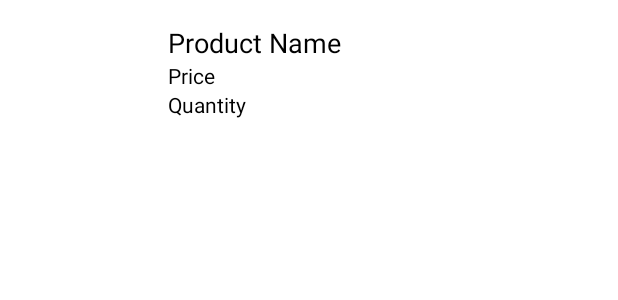
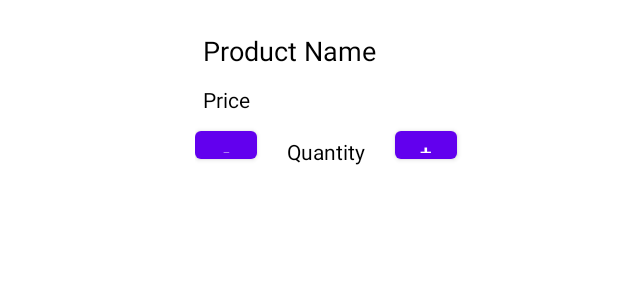
Before and after one commit to dieutrinh28/doan-mobile-java, an Android app: the layout cartview.xml on its own in the app's theme, with its tools: preview values and no code run, on a phone screen of 412 x 824 dp. Shown: the top 300 px of the screen. Run offline under Robolectric (Android 15) with nearby library versions, the phone set to English and light mode, and no system bars.

Commit message:
create decrease and increase button to change quantity of the item

```diff
--- a/app/src/main/res/layout/activity_cart_page.xml
+++ b/app/src/main/res/layout/activity_cart_page.xml
@@ -5,7 +5,7 @@
     xmlns:tools="http://schemas.android.com/tools"
     android:layout_width="match_parent"
     android:layout_height="match_parent"
-    android:numColumns="auto_fit"
+    android:numColumns="1"
     android:background="#D38080"
     tools:context=".CartPage">
 
--- a/app/src/main/res/layout/cartview.xml
+++ b/app/src/main/res/layout/cartview.xml
@@ -6,14 +6,13 @@
 
     <ImageView
         android:id="@+id/imageView_cart"
-        android:layout_width="80dp"
-        android:layout_height="80dp"
-        android:scaleType="centerCrop"
-         />
+        android:layout_width="98dp"
+        android:layout_height="94dp"
+        android:scaleType="centerCrop" />
 
     <LinearLayout
         android:layout_width="0dp"
-        android:layout_height="wrap_content"
+        android:layout_height="96dp"
         android:layout_weight="1"
         android:gravity="center_vertical"
         android:orientation="vertical"
@@ -25,6 +24,7 @@
             android:layout_width="wrap_content"
             android:layout_height="wrap_content"
             android:text="Product Name"
+            android:layout_margin="5dp"
             android:textColor="@android:color/black"
             android:textSize="18sp" />
 
@@ -33,16 +33,42 @@
             android:layout_width="wrap_content"
             android:layout_height="wrap_content"
             android:text="Price"
+            android:layout_margin="5dp"
             android:textColor="@android:color/black"
             android:textSize="14sp" />
+        <LinearLayout
+            android:layout_width="match_parent"
+            android:layout_height="wrap_content"
+            android:orientation="horizontal">
 
+            <Button
+                android:id="@+id/btnMinus"
+                android:layout_width="41dp"
+                android:layout_height="wrap_content"
+                android:text="-">
+
+            </Button>
             <TextView
                 android:id="@+id/textView_quantity"
                 android:layout_width="wrap_content"
                 android:layout_height="wrap_content"
                 android:text="Quantity"
+                android:layout_marginLeft="20dp"
+                android:layout_marginRight="20dp"
+                android:layoutDirection="rtl"
                 android:textColor="@android:color/black"
                 android:textSize="14sp" />
+            <Button
+                android:id="@+id/btnAdd"
+                android:layout_width="41dp"
+                android:layout_height="wrap_content"
+                android:text="+">
+
+            </Button>
+
+        </LinearLayout>
+
+
 
     </LinearLayout>
 
```
Also changed, not shown: app/src/main/java/com/example/bewithyou/CartAdapter.java (+40 -0 lines), app/src/main/java/com/example/bewithyou/CartPage.java (+9 -4 lines). Lines whose indentation alone changed are shown as unchanged.
